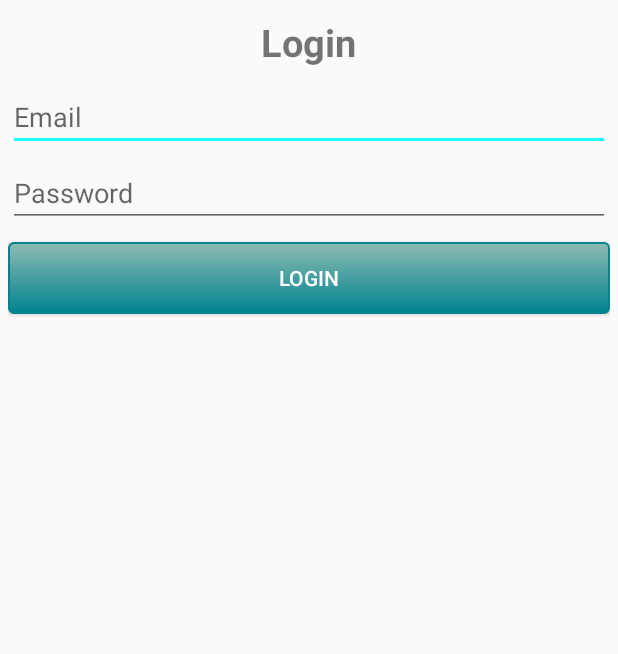
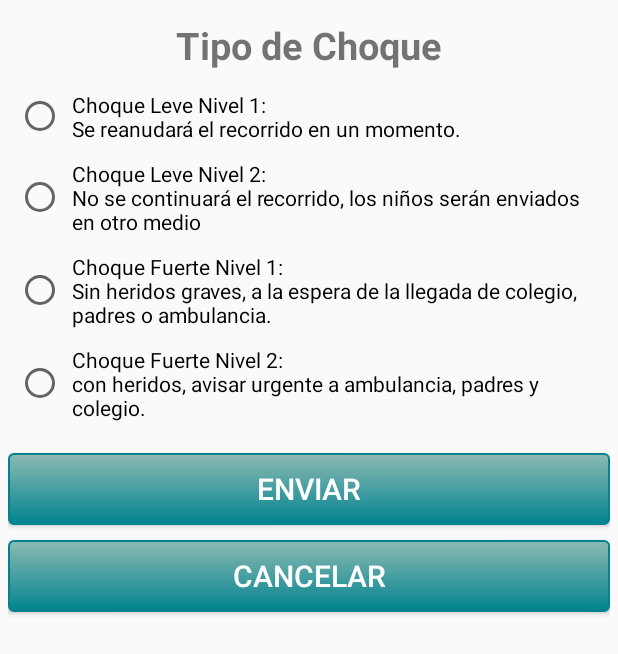
Before and after one commit to mineiko/DolphinMovilidadesMovilidad, an Android app: the layout dialog_alerta_accidente.xml on its own in the app's theme, with its tools: preview values and no code run, on a phone screen of 412 x 824 dp. Shown: the top 654 px of the screen. Run offline under Robolectric (Android 15) with nearby library versions, the phone set to English and light mode, and no system bars; network calls fail.

Commit message:
falta interaccion interna con el dialog choque

```diff
--- a/app/src/main/res/layout/dialog_alerta_accidente.xml
+++ b/app/src/main/res/layout/dialog_alerta_accidente.xml
@@ -11,35 +11,71 @@
         android:layout_height="wrap_content"
         android:layout_gravity="center"
         android:layout_marginTop="5dp"
-        android:text="@string/login"
+        android:text="@string/tipoChoque"
         android:textSize="25sp"
-        android:textStyle="bold" />
+        android:textStyle="bold"
+        android:padding="2dp"/>
 
-    <EditText
-        android:id="@+id/etEmail"
-        android:layout_width="match_parent"
-        android:layout_height="wrap_content"
-        android:layout_marginTop="10dp"
-        android:ems="10"
-        android:hint="@string/email"
-        android:inputType="textEmailAddress" />
 
-    <EditText
-        android:id="@+id/etPassword"
-        android:layout_width="match_parent"
-        android:layout_height="wrap_content"
-        android:layout_marginTop="5dp"
-        android:ems="10"
-        android:hint="@string/password"
-        android:inputType="textPassword" />
+        <RadioGroup
+            android:id="@+id/TiposDeChoque"
+            android:layout_width="match_parent"
+            android:layout_height="wrap_content"
+            android:orientation="vertical"
+            android:padding="5dp">
+
+
+            <RadioButton
+                android:id="@+id/choqueLeveN1"
+                android:layout_width="match_parent"
+                android:layout_height="wrap_content"
+                android:text="Choque Leve Nivel 1:\nSe reanudará el recorrido en un momento."
+                android:padding="5dp"
+                />
+            <RadioButton
+                android:id="@+id/choqueLeveN2"
+                android:layout_width="match_parent"
+                android:layout_height="wrap_content"
+                android:text="Choque Leve Nivel 2:\nNo se continuará el recorrido, los niños serán enviados en otro medio"
+                android:padding="5dp"
+                />
+            <RadioButton
+                android:id="@+id/choqueFuerteN1"
+                android:layout_width="match_parent"
+                android:layout_height="wrap_content"
+                android:text="Choque Fuerte Nivel 1:\nSin heridos graves, a la espera de la llegada de colegio, padres o ambulancia."
+                android:padding="5dp"
+                />
+            <RadioButton
+                android:id="@+id/choqueFuerteN2"
+                android:layout_width="match_parent"
+                android:layout_height="wrap_content"
+                android:text="Choque Fuerte Nivel 2:\ncon heridos, avisar urgente a ambulancia, padres y colegio."
+                android:padding="5dp"
+                />
+
+
+        </RadioGroup>
+
+
 
     <Button
-        android:id="@+id/btnLogin"
+        android:id="@+id/btnEnviar"
         android:layout_width="match_parent"
         android:layout_height="wrap_content"
         android:layout_marginTop="10dp"
         android:background="@drawable/button"
-        android:text="@string/login_label"
+        android:text="@string/enviar"
+        android:textSize="20dp"
+        android:textColor="@android:color/white" />
+    <Button
+        android:id="@+id/btnCancelar"
+        android:layout_width="match_parent"
+        android:layout_height="wrap_content"
+        android:layout_marginTop="10dp"
+        android:background="@drawable/button"
+        android:textSize="20dp"
+        android:text="@string/cancelar"
         android:textColor="@android:color/white" />
 
 </LinearLayout>
--- a/app/src/main/res/layout/fragment_alertas.xml
+++ b/app/src/main/res/layout/fragment_alertas.xml
@@ -14,7 +14,7 @@
         android:id="@+id/button1"
         android:layout_width="wrap_content"
         android:layout_height="109dp"
-        android:text="Accidente"
+        android:text="Choque"
         android:textStyle="bold"
         android:textSize="26dp"
         android:backgroundTint="#ff5722"
--- a/app/src/main/res/values/strings.xml
+++ b/app/src/main/res/values/strings.xml
@@ -8,4 +8,7 @@
     <string name="login_label">Login</string>
     <string name="success_login_msg">Login successful</string>
     <string name="error_login_msg">Please fill any empty fields</string>
+    <string name="enviar">Enviar</string>
+    <string name="cancelar">Cancelar</string>
+    <string name="tipoChoque">Tipo de Choque</string>
 </resources>
```
Also changed, not shown: app/src/main/java/com/tyddolphin/appmovilidad/FragmentAlertas.java (+30 -23 lines), app/src/main/res/layout/dialog_ejemplo.xml (added, +45 -0 lines).
